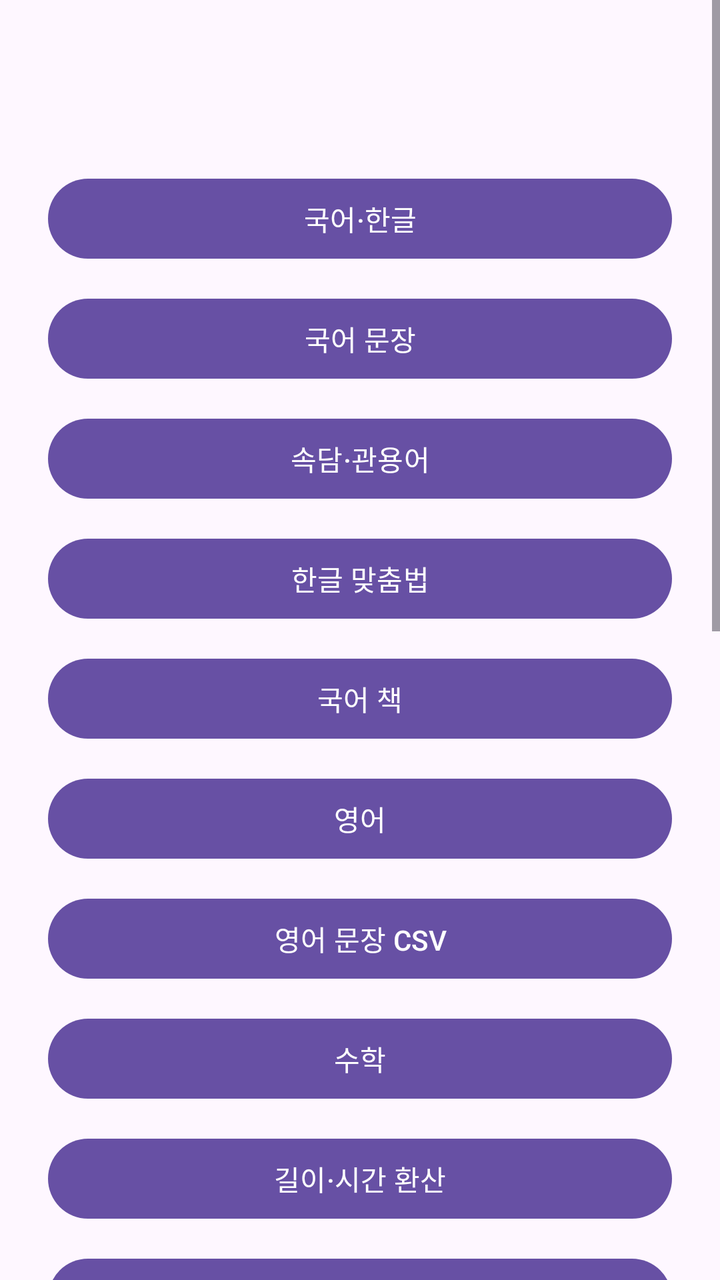
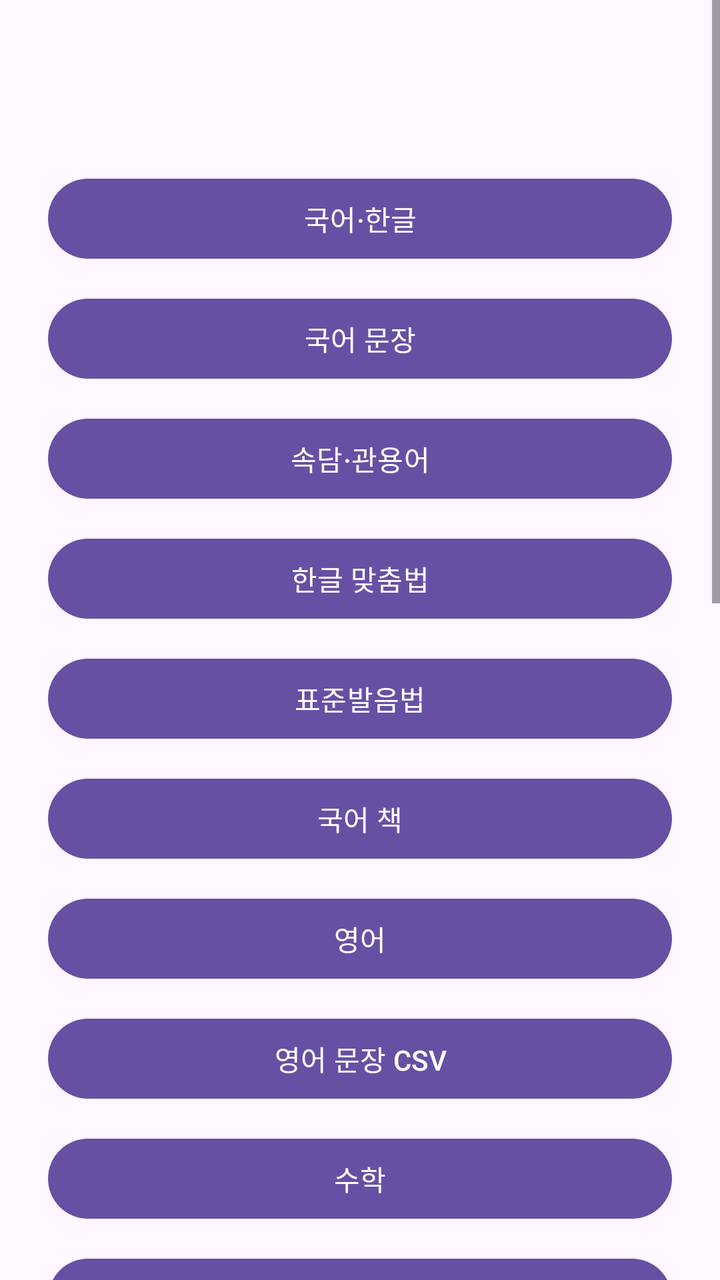

Screens rendered from an Android XML layout before and after an edit, with the pre-edit source and the edit as a unified diff.
<!-- AndroidManifest.xml: application theme Theme.Eunhyo2 -->
<!-- res/layout/activity_school_menu.xml -->
<?xml version="1.0" encoding="utf-8"?>
<ScrollView xmlns:android="http://schemas.android.com/apk/res/android"
    android:layout_width="match_parent"
    android:layout_height="match_parent">

    <LinearLayout
        android:layout_width="match_parent"
        android:layout_height="wrap_content"
        android:orientation="vertical"
        android:padding="24dp">

        <TextView
            android:id="@+id/textSchoolLevel"
            android:layout_width="match_parent"
            android:layout_height="wrap_content"
            android:gravity="center"
            android:textAppearance="@style/TextAppearance.Material3.HeadlineMedium" />

        <com.google.android.material.button.MaterialButton android:id="@+id/buttonKorean" android:layout_width="match_parent" android:layout_height="wrap_content" android:layout_marginTop="24dp" android:text="국어·한글" />
        <com.google.android.material.button.MaterialButton android:id="@+id/buttonKoreanPhrase" android:layout_width="match_parent" android:layout_height="wrap_content" android:layout_marginTop="12dp" android:text="국어 문장" />
        <com.google.android.material.button.MaterialButton android:id="@+id/buttonKoreanIdiom" android:layout_width="match_parent" android:layout_height="wrap_content" android:layout_marginTop="12dp" android:text="속담·관용어" />
        <com.google.android.material.button.MaterialButton android:id="@+id/buttonKoreanSpelling" android:layout_width="match_parent" android:layout_height="wrap_content" android:layout_marginTop="12dp" android:text="한글 맞춤법" />
        <com.google.android.material.button.MaterialButton android:id="@+id/buttonKoreanBook" android:layout_width="match_parent" android:layout_height="wrap_content" android:layout_marginTop="12dp" android:text="국어 책" />
        <com.google.android.material.button.MaterialButton android:id="@+id/buttonEnglish" android:layout_width="match_parent" android:layout_height="wrap_content" android:layout_marginTop="12dp" android:text="영어" />
        <com.google.android.material.button.MaterialButton android:id="@+id/buttonEnglishSentence" android:layout_width="match_parent" android:layout_height="wrap_content" android:layout_marginTop="12dp" android:text="영어 문장 CSV" />
        <com.google.android.material.button.MaterialButton android:id="@+id/buttonMath" android:layout_width="match_parent" android:layout_height="wrap_content" android:layout_marginTop="12dp" android:text="수학" />
        <com.google.android.material.button.MaterialButton android:id="@+id/buttonMeasurement" android:layout_width="match_parent" android:layout_height="wrap_content" android:layout_marginTop="12dp" android:text="길이·시간 환산" />
        <com.google.android.material.button.MaterialButton android:id="@+id/buttonGeometry" android:layout_width="match_parent" android:layout_height="wrap_content" android:layout_marginTop="12dp" android:text="기하 도형" />
        <com.google.android.material.button.MaterialButton android:id="@+id/buttonGraph" android:layout_width="match_parent" android:layout_height="wrap_content" android:layout_marginTop="12dp" android:text="그래프 도구" />
        <com.google.android.material.button.MaterialButton android:id="@+id/buttonHanja" android:layout_width="match_parent" android:layout_height="wrap_content" android:layout_marginTop="12dp" android:text="한자" />
        <com.google.android.material.button.MaterialButton android:id="@+id/buttonHistory" android:layout_width="match_parent" android:layout_height="wrap_content" android:layout_marginTop="12dp" android:text="역사" />
        <com.google.android.material.button.MaterialButton android:id="@+id/buttonClock" android:layout_width="match_parent" android:layout_height="wrap_content" android:layout_marginTop="12dp" android:text="시계 학습" />
        <com.google.android.material.button.MaterialButton android:id="@+id/buttonDrawing" android:layout_width="match_parent" android:layout_height="wrap_content" android:layout_marginTop="12dp" android:text="그리기 연습" />
        <com.google.android.material.button.MaterialButton android:id="@+id/buttonLinks" android:layout_width="match_parent" android:layout_height="wrap_content" android:layout_marginTop="12dp" android:text="교육 사이트" />
        <com.google.android.material.button.MaterialButton android:id="@+id/buttonMedia" android:layout_width="match_parent" android:layout_height="wrap_content" android:layout_marginTop="12dp" android:text="미디어 학습" />
        <com.google.android.material.button.MaterialButton android:id="@+id/buttonSports" android:layout_width="match_parent" android:layout_height="wrap_content" android:layout_marginTop="12dp" android:text="스포츠 학습" />
        <com.google.android.material.button.MaterialButton android:id="@+id/buttonAi" android:layout_width="match_parent" android:layout_height="wrap_content" android:layout_marginTop="12dp" android:text="AI 학습 도우미" />
        <com.google.android.material.button.MaterialButton android:id="@+id/buttonGame" android:layout_width="match_parent" android:layout_height="wrap_content" android:layout_marginTop="12dp" android:text="게임·점수" />
    </LinearLayout>
</ScrollView>
<!-- resources referenced by this layout -->
<resources>
  <style name="Theme.Eunhyo2" parent="Theme.Material3.DayNight.NoActionBar">
          <item name="android:windowLightStatusBar">true</item>
      </style>
</resources>

<!-- the commit's change to res/layout/activity_school_menu.xml (unified diff, before → after) -->
@@ -20,6 +20,7 @@
         <com.google.android.material.button.MaterialButton android:id="@+id/buttonKoreanPhrase" android:layout_width="match_parent" android:layout_height="wrap_content" android:layout_marginTop="12dp" android:text="국어 문장" />
         <com.google.android.material.button.MaterialButton android:id="@+id/buttonKoreanIdiom" android:layout_width="match_parent" android:layout_height="wrap_content" android:layout_marginTop="12dp" android:text="속담·관용어" />
         <com.google.android.material.button.MaterialButton android:id="@+id/buttonKoreanSpelling" android:layout_width="match_parent" android:layout_height="wrap_content" android:layout_marginTop="12dp" android:text="한글 맞춤법" />
+        <com.google.android.material.button.MaterialButton android:id="@+id/buttonKoreanPronunciation" android:layout_width="match_parent" android:layout_height="wrap_content" android:layout_marginTop="12dp" android:text="표준발음법" />
         <com.google.android.material.button.MaterialButton android:id="@+id/buttonKoreanBook" android:layout_width="match_parent" android:layout_height="wrap_content" android:layout_marginTop="12dp" android:text="국어 책" />
         <com.google.android.material.button.MaterialButton android:id="@+id/buttonEnglish" android:layout_width="match_parent" android:layout_height="wrap_content" android:layout_marginTop="12dp" android:text="영어" />
         <com.google.android.material.button.MaterialButton android:id="@+id/buttonEnglishSentence" android:layout_width="match_parent" android:layout_height="wrap_content" android:layout_marginTop="12dp" android:text="영어 문장 CSV" />
